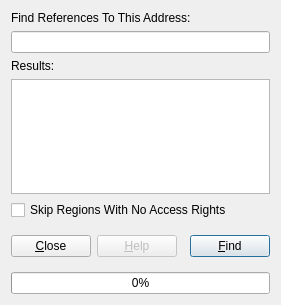
Above: plugins/References/DialogReferences.ui from eteran/edb-debugger before the change. Below: the same form after it.
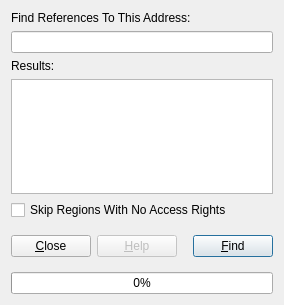
That is the form after the change. Icons and pictures are not drawn.

Patch:
```diff
--- a/plugins/References/DialogReferences.ui
+++ b/plugins/References/DialogReferences.ui
@@ -7,7 +7,7 @@
    <rect>
     <x>0</x>
     <y>0</y>
-    <width>281</width>
+    <width>284</width>
     <height>305</height>
    </rect>
   </property>
@@ -23,7 +23,11 @@
     </widget>
    </item>
    <item>
-    <widget class="QLineEdit" name="txtAddress"/>
+    <widget class="QLineEdit" name="txtAddress">
+     <property name="clearButtonEnabled">
+      <bool>true</bool>
+     </property>
+    </widget>
    </item>
    <item>
     <widget class="QLabel" name="label_2">
```
Left out of the diff: 9 changed lines with no effect on the pictures.
